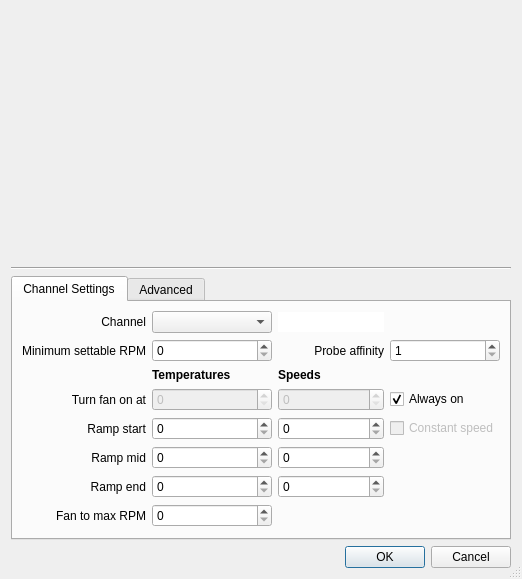
Shub77/phoebetria-code, file gui_softwareautosetup.ui: the form before one commit.
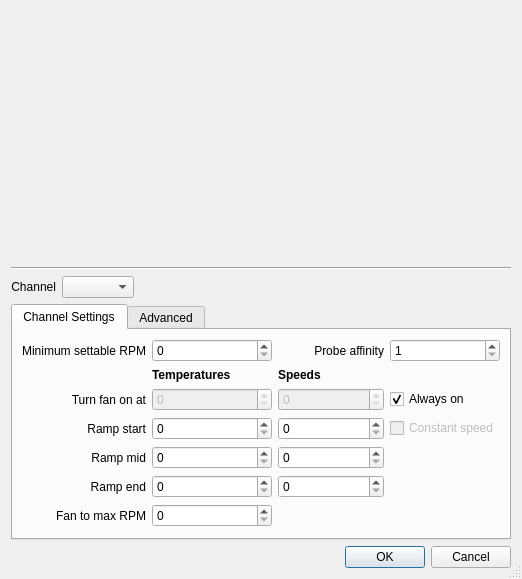
The form after the commit. Custom widgets are drawn as their Qt base class.

Commit message: Added hysteresis values to software auto setup dialog

Diff of the .ui file:
```diff
--- a/gui_softwareautosetup.ui
+++ b/gui_softwareautosetup.ui
@@ -46,6 +46,39 @@
      </property>
     </widget>
    </item>
+   <item>
+    <layout class="QHBoxLayout" name="horizontalLayout_5">
+     <item>
+      <widget class="QLabel" name="label_10">
+       <property name="text">
+        <string>Channel</string>
+       </property>
+       <property name="alignment">
+        <set>Qt::AlignRight|Qt::AlignTrailing|Qt::AlignVCenter</set>
+       </property>
+      </widget>
+     </item>
+     <item>
+      <widget class="QComboBox" name="ctrl_channel"/>
+     </item>
+     <item>
+      <widget class="QLineEdit" name="ctrl_channelName">
+       <property name="styleSheet">
+        <string notr="true">background:transparent</string>
+       </property>
+       <property name="text">
+        <string/>
+       </property>
+       <property name="frame">
+        <bool>false</bool>
+       </property>
+       <property name="readOnly">
+        <bool>true</bool>
+       </property>
+      </widget>
+     </item>
+    </layout>
+   </item>
    <item>
     <widget class="QTabWidget" name="tabWidget">
      <property name="currentIndex">
@@ -73,16 +106,6 @@
              </property>
             </widget>
            </item>
-           <item row="0" column="0">
-            <widget class="QLabel" name="label_10">
-             <property name="text">
-              <string>Channel</string>
-             </property>
-             <property name="alignment">
-              <set>Qt::AlignRight|Qt::AlignTrailing|Qt::AlignVCenter</set>
-             </property>
-            </widget>
-           </item>
            <item row="2" column="2">
             <widget class="QLabel" name="label_11">
              <property name="font">
@@ -314,22 +337,6 @@
              </property>
             </widget>
            </item>
-           <item row="0" column="1">
-            <widget class="QComboBox" name="ctrl_channel"/>
-           </item>
-           <item row="0" column="2">
-            <widget class="QLineEdit" name="ctrl_channelName">
-             <property name="text">
-              <string/>
-             </property>
-             <property name="frame">
-              <bool>false</bool>
-             </property>
-             <property name="readOnly">
-              <bool>true</bool>
-             </property>
-            </widget>
-           </item>
           </layout>
          </item>
         </layout>
```
The commit also changes 2 other files.
